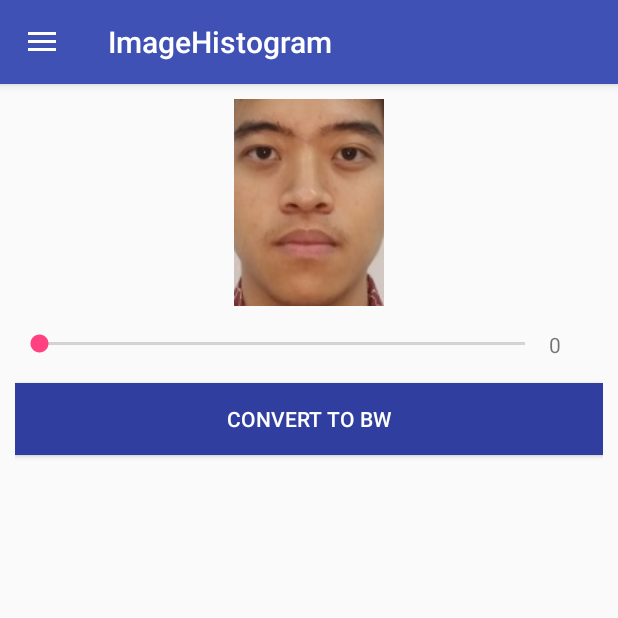
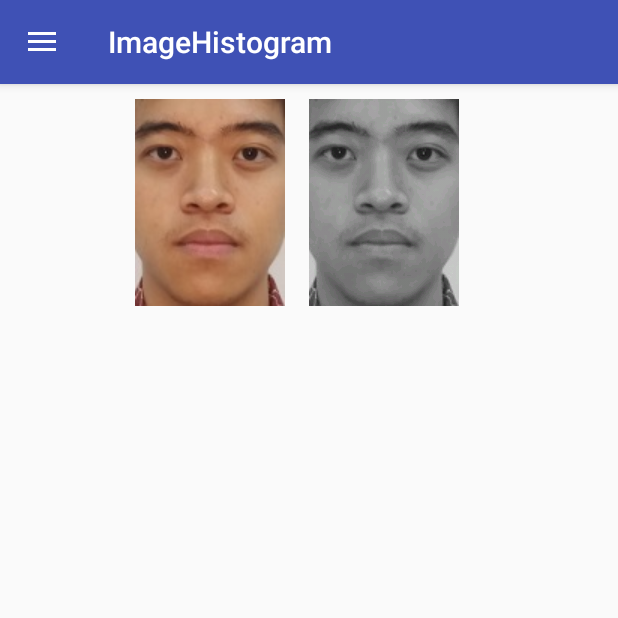
Before and after one commit to martinock/ImageHistogram, an Android app: the screen it shows after launch (MainActivity), after a tap on "Foto 1", on a phone screen of 412 x 824 dp, the top half of it. Run offline under Robolectric (Android 15) with nearby library versions, the phone set to English and light mode, and no system bars; 1 other tap on this screen came first.

Commit message:
Pre implement otsu

```diff
--- a/app/src/main/java/com/martinock/imagehistogram/MainActivity.java
+++ b/app/src/main/java/com/martinock/imagehistogram/MainActivity.java
@@ -18,7 +18,6 @@ import android.widget.Button;
 import android.widget.ImageView;
 import android.widget.LinearLayout;
 import android.widget.ProgressBar;
-import android.widget.SeekBar;
 import android.widget.TextView;
 
 import java.util.ArrayList;
@@ -38,20 +37,20 @@ public class MainActivity extends AppCompatActivity
     private ArrayList<ChainCode> objectCodes = new ArrayList<>();
 
     private ImageView imageView;
-    private Button convertButton;
-    private LinearLayout llSeekbar;
-    private SeekBar thresholdSeekbar;
-    private TextView tvSeekbar;
+    private ImageView imageViewGray;
+    private ImageView imageViewBW;
     private Button countButton;
     private ImageView ivResult;
 
     private LinearLayout llObjectCount0;
     private TextView tvObjectCount0;
     private BitmapDrawable originalImageBitmap;
+    private Bitmap grayscaleBitmap;
     private Bitmap blackAndWhiteBitmap;
 
     private ProgressBar progressBar;
     private TextView tvTitle;
+    private int[] grayHistogram = new int[256];
 
     @Override
     protected void onCreate(Bundle savedInstanceState) {
@@ -68,17 +67,14 @@ public class MainActivity extends AppCompatActivity
         toggle.syncState();
 
         imageView = (ImageView) findViewById(R.id.iv_photo);
+        imageViewGray = (ImageView) findViewById(R.id.iv_photo_gray);
+        imageViewBW = (ImageView) findViewById(R.id.iv_photo_bw);
         progressBar = (ProgressBar) findViewById(R.id.progress_bar);
-        convertButton = (Button) findViewById(R.id.btn_convert_to_bw);
-        thresholdSeekbar = (SeekBar) findViewById(R.id.seekbar_bw_threshold);
-        tvSeekbar = (TextView) findViewById(R.id.tv_bw_threshold);
-        llSeekbar = (LinearLayout) findViewById(R.id.ll_seekbar);
         tvTitle = (TextView) findViewById(R.id.first_title);
         tvObjectCount0 = (TextView) findViewById(R.id.tv_object_count);
         llObjectCount0 = (LinearLayout) findViewById(R.id.ll_object_count);
         countButton = (Button) findViewById(R.id.btn_count_object);
         ivResult = (ImageView) findViewById(R.id.iv_result);
-        setSeekbarListener();
         setButtonListener();
         NavigationView navigationView = (NavigationView) findViewById(
                 R.id.nav_view);
@@ -86,25 +82,6 @@ public class MainActivity extends AppCompatActivity
     }
 
     private void setButtonListener() {
-        convertButton.setOnClickListener(new View.OnClickListener() {
-            @Override
-            public void onClick(View v) {
-                showLoading();
-                new Thread(new Runnable() {
-                    @Override
-                    public void run() {
-                        convertToBW();
-                        runOnUiThread(new Runnable() {
-                            @Override
-                            public void run() {
-                                hideLoading();
-                                countButton.setVisibility(View.VISIBLE);
-                            }
-                        });
-                    }
-                }).start();
-            }
-        });
         countButton.setOnClickListener(new View.OnClickListener() {
             @Override
             public void onClick(View v) {
@@ -368,28 +345,6 @@ public class MainActivity extends AppCompatActivity
         }
     }
 
-    private void setSeekbarListener() {
-        thresholdSeekbar.setOnSeekBarChangeListener(
-                new SeekBar.OnSeekBarChangeListener() {
-            @Override
-            public void onProgressChanged(
-                    SeekBar seekBar, int progress, boolean fromUser) {
-                bwThreshold = progress;
-                tvSeekbar.setText(String.valueOf(bwThreshold));
-            }
-
-            @Override
-            public void onStartTrackingTouch(SeekBar seekBar) {
-                //do nothing
-            }
-
-            @Override
-            public void onStopTrackingTouch(SeekBar seekBar) {
-                //do nothing
-            }
-        });
-    }
-
     @Override
     public void onBackPressed() {
         DrawerLayout drawer = (DrawerLayout) findViewById(R.id.drawer_layout);
@@ -451,20 +406,17 @@ public class MainActivity extends AppCompatActivity
 
     private void hideAllView() {
         imageView.setVisibility(View.GONE);
+        imageViewGray.setVisibility(View.GONE);
+        imageViewBW.setVisibility(View.GONE);
         tvTitle.setVisibility(View.GONE);
-        convertButton.setVisibility(View.GONE);
-        llSeekbar.setVisibility(View.GONE);
         llObjectCount0.setVisibility(View.GONE);
         countButton.setVisibility(View.GONE);
     }
 
     private void showAllView() {
         imageView.setVisibility(View.VISIBLE);
-        convertButton.setVisibility(View.VISIBLE);
-        llSeekbar.setVisibility(View.VISIBLE);
-        convertButton.setVisibility(View.VISIBLE);
-        thresholdSeekbar.setVisibility(View.VISIBLE);
-        tvSeekbar.setVisibility(View.VISIBLE);
+        imageViewGray.setVisibility(View.VISIBLE);
+        imageViewBW.setVisibility(View.VISIBLE);
     }
 
     private void changeImage(int newImageId) {
@@ -472,12 +424,34 @@ public class MainActivity extends AppCompatActivity
                 getResources(), newImageId, null);
         imageView.setImageDrawable(newImage);
         originalImageBitmap = (BitmapDrawable) imageView.getDrawable();
+        initGrayImage();
         ivResult.setImageDrawable(null);
         ivResult.setImageBitmap(null);
         ivResult.setImageResource(0);
         objectCodes.clear();
     }
 
+    private void initGrayImage() {
+        int height = originalImageBitmap.getBitmap().getHeight();
+        int width = originalImageBitmap.getBitmap().getWidth();
+        grayscaleBitmap = Bitmap.createBitmap(width, height,
+                Bitmap.Config.RGB_565);
+        for (int i = 0; i < height; i++) {
+            for (int j = 0; j < width; j++) {
+                int pixel = originalImageBitmap.getBitmap().getPixel(j, i);
+                int red = Color.red(pixel);
+                int green = Color.green(pixel);
+                int blue = Color.blue(pixel);
+                int gray = ((red + green + blue) / 3);
+                grayHistogram[gray]++;
+                int grayColor = Color.rgb(gray, gray, gray);
+                grayscaleBitmap.setPixel(j, i, grayColor);
+            }
+        }
+        imageViewGray.setImageBitmap(grayscaleBitmap);
+    }
+
+    //TODO: implement this with otsu thresholding
     private void convertToBW() {
         int height = originalImageBitmap.getBitmap().getHeight();
         int width = originalImageBitmap.getBitmap().getWidth();
@@ -498,6 +472,6 @@ public class MainActivity extends AppCompatActivity
             }
         }
 
-        imageView.setImageBitmap(blackAndWhiteBitmap);
+        imageViewBW.setImageBitmap(blackAndWhiteBitmap);
     }
 }
--- a/app/src/main/res/layout/content_main.xml
+++ b/app/src/main/res/layout/content_main.xml
@@ -29,32 +29,34 @@
             android:layout_height="match_parent"
             android:visibility="gone"/>
 
+        <HorizontalScrollView
+            android:layout_width="match_parent"
+            android:layout_height="wrap_content">
+            <LinearLayout
+                android:layout_width="wrap_content"
+                android:layout_height="match_parent"
+                android:orientation="horizontal"
+                android:layout_gravity="center_horizontal">
                 <ImageView
                     android:id="@+id/iv_photo"
                     android:layout_width="wrap_content"
                     android:layout_height="wrap_content"
-            android:layout_gravity="center_horizontal"/>
+                    android:layout_marginRight="@dimen/activity_horizontal_margin"
+                    android:layout_marginEnd="@dimen/activity_horizontal_margin"/>
 
-        <LinearLayout
-            android:id="@+id/ll_seekbar"
-            android:layout_width="match_parent"
+                <ImageView
+                    android:id="@+id/iv_photo_gray"
+                    android:layout_width="wrap_content"
                     android:layout_height="wrap_content"
-            android:orientation="horizontal"
-            android:layout_marginTop="@dimen/activity_vertical_margin"
-            android:visibility="gone">
-            <SeekBar
-                android:id="@+id/seekbar_bw_threshold"
-                android:layout_width="0dp"
-                android:layout_weight="10"
-                android:layout_height="wrap_content"
-                android:max="256"/>
-            <TextView
-                android:id="@+id/tv_bw_threshold"
-                android:layout_width="0dp"
-                android:layout_weight="1"
-                android:layout_height="wrap_content"
-                android:text="0" />
+                    android:layout_marginRight="@dimen/activity_horizontal_margin"
+                    android:layout_marginEnd="@dimen/activity_horizontal_margin"/>
+
+                <ImageView
+                    android:id="@+id/iv_photo_bw"
+                    android:layout_width="wrap_content"
+                    android:layout_height="wrap_content"/>
             </LinearLayout>
+        </HorizontalScrollView>
 
         <LinearLayout
             android:id="@+id/ll_object_count"
@@ -83,16 +85,6 @@
         </LinearLayout>
 
         <Button
-            android:id="@+id/btn_convert_to_bw"
-            android:layout_width="match_parent"
-            android:layout_height="wrap_content"
-            android:text="@string/convert_to_bw"
-            android:background="@color/colorPrimaryDark"
-            android:textColor="@android:color/white"
-            android:layout_marginTop="@dimen/activity_vertical_margin"
-            android:visibility="gone"/>
-
-        <Button
             android:id="@+id/btn_count_object"
             android:layout_width="match_parent"
             android:layout_height="wrap_content"
```
Lines whose indentation alone changed are shown as unchanged.
